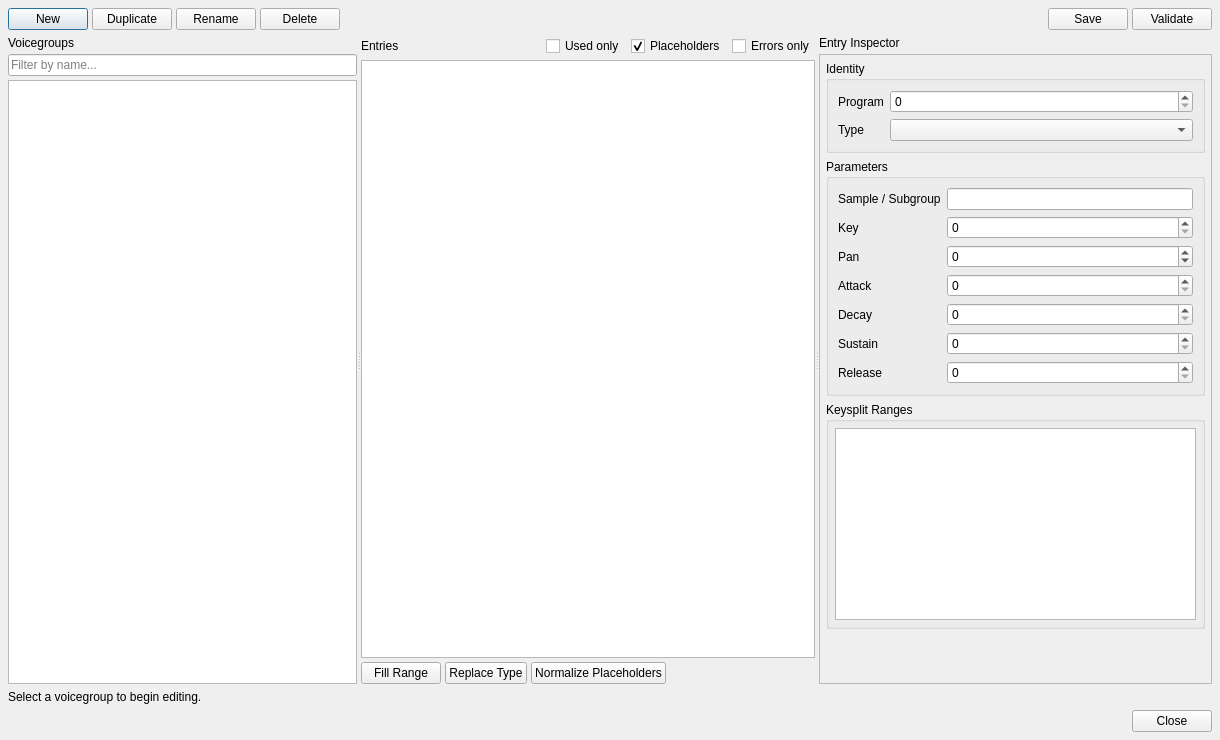
Before: the Qt Designer form src/ui/voicegroupeditor.ui in garakmon/gtm, drawn with Qt 5.
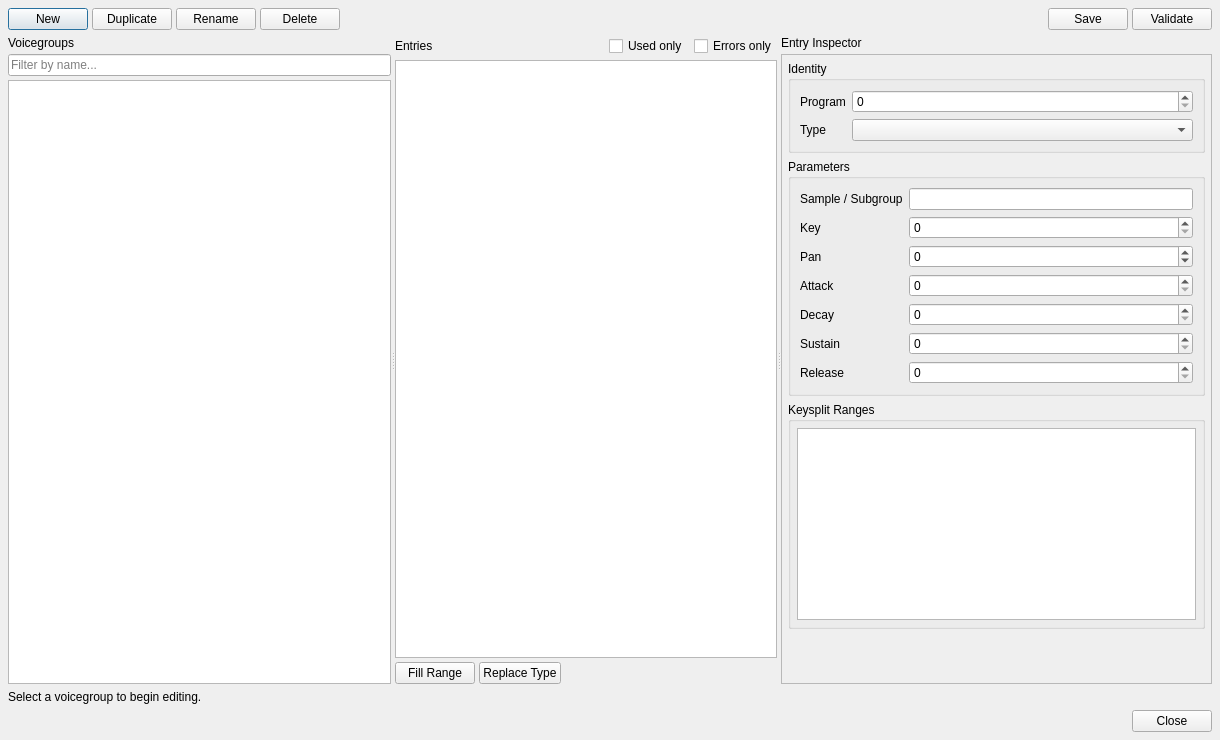
After: the same form once the commit is applied.

Diff of the .ui file:
```diff
--- a/src/ui/voicegroupeditor.ui
+++ b/src/ui/voicegroupeditor.ui
@@ -226,16 +226,6 @@
             </property>
            </widget>
           </item>
-          <item>
-           <widget class="QCheckBox" name="checkBox_ShowPlaceholders">
-            <property name="text">
-             <string>Placeholders</string>
-            </property>
-            <property name="checked">
-             <bool>true</bool>
-            </property>
-           </widget>
-          </item>
           <item>
            <widget class="QCheckBox" name="checkBox_ShowErrorsOnly">
             <property name="text">
@@ -287,13 +277,6 @@
             </property>
            </widget>
           </item>
-          <item>
-           <widget class="QPushButton" name="button_NormalizePlaceholders">
-            <property name="text">
-             <string>Normalize Placeholders</string>
-            </property>
-           </widget>
-          </item>
           <item>
            <spacer name="horizontalSpacer_BulkTools">
             <property name="orientation">
```
